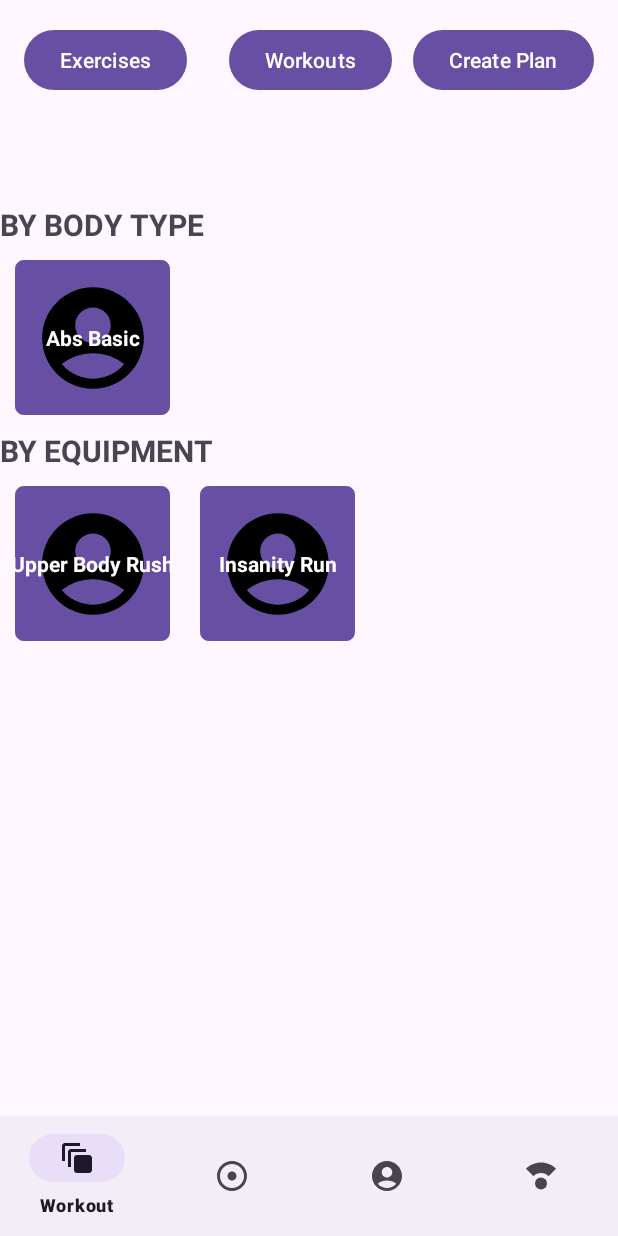
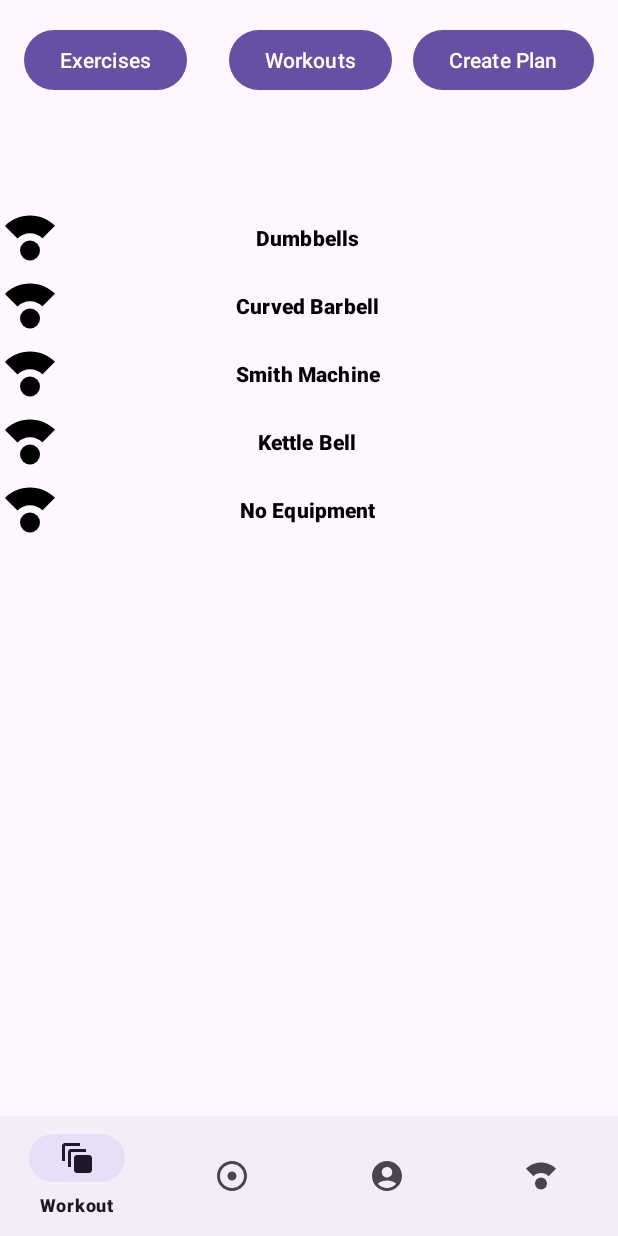
Before and after one commit to MichaelJMorrison/ValiantFitnessHons, an Android app: the screen it shows after launch (MainActivity), after a tap on "Create Plan", on a phone screen of 412 x 824 dp. Run offline under Robolectric (Android 15) with nearby library versions, the phone set to English and light mode, and no system bars; 2 other taps on this screen came first.

Commit message:
Workout Additions
Added onto the  Workout page, recyclers working and adding some functionality where it will swap between plans and exercise types, added through testing of create plan what the next step will be if you choose an exercise type

```diff
--- a/app/src/main/java/honours/application/valiantfitness/WorkoutFragment.java
+++ b/app/src/main/java/honours/application/valiantfitness/WorkoutFragment.java
@@ -19,8 +19,11 @@ import android.view.ViewGroup;
 import android.widget.Button;
 import android.widget.TextView;
 
-import honours.application.valiantfitness.databinding.ActivityMainBinding;
+import org.w3c.dom.Text;
+
+
 import honours.application.valiantfitness.exercisecategory.ExerciseCategory;
+import honours.application.valiantfitness.recyclerviewadapters.ExerciseIndividualRecyclerAdapter;
 import honours.application.valiantfitness.recyclerviewadapters.ExerciseReyclerAdapter;
 
 /**
@@ -35,10 +38,15 @@ public class WorkoutFragment extends Fragment implements View.OnClickListener {
 
     private RecyclerView exerciseRecyler;
     private RecyclerView exerciseRecyler2;
+
+    private TextView txtByEquipment;
+    private TextView txtByBody;
+    private RecyclerView exerciseRecyler3;
     private List<ExerciseCategory> exerciseCategoryList;
     private List<ExerciseCategory> exerciseCategoryList2;
     private ExerciseReyclerAdapter RVAdapter;
     private ExerciseReyclerAdapter RVAdapter2;
+    private ExerciseIndividualRecyclerAdapter RVAdapter3;
 
     private String mode;
     // TODO: Rename and change types of parameters
@@ -134,19 +142,26 @@ public class WorkoutFragment extends Fragment implements View.OnClickListener {
         this.exerciseCategoryList2 = getExerciseBody();
         exerciseRecyler = view.findViewById(R.id.rv_Exercise);
         exerciseRecyler2 = view.findViewById(R.id.rv_Exercise2);
+        exerciseRecyler3 = view.findViewById(R.id.rv_Exercise3);
         RVAdapter = new ExerciseReyclerAdapter(getContext(),exerciseCategoryList2);
         RVAdapter2 = new ExerciseReyclerAdapter(getContext(),exerciseCategoryList);
+        RVAdapter3 = new ExerciseIndividualRecyclerAdapter(getContext(),exerciseCategoryList);
         exerciseRecyler.setAdapter(RVAdapter);
         exerciseRecyler2.setAdapter(RVAdapter2);
+        exerciseRecyler3.setAdapter(RVAdapter3);
+        txtByBody = view.findViewById(R.id.txtBodyType);
+        txtByEquipment = view.findViewById(R.id.txtByEquipment);
 
 
         LinearLayoutManager layoutManager
                 = new LinearLayoutManager(getContext(), LinearLayoutManager.HORIZONTAL, false);
         LinearLayoutManager layoutManager2
                 = new LinearLayoutManager(getContext(), LinearLayoutManager.HORIZONTAL, false);
+        LinearLayoutManager layoutManager3
+                = new LinearLayoutManager(getContext(), LinearLayoutManager.VERTICAL, false);
        exerciseRecyler.setLayoutManager(layoutManager);
        exerciseRecyler2.setLayoutManager(layoutManager2);
-
+        exerciseRecyler3.setLayoutManager(layoutManager3);
         //swapRecyclers(view);
         Button btnWorkout = view.findViewById(R.id.btnWorkout);
         btnWorkout.setOnClickListener(this);
@@ -162,14 +177,16 @@ public class WorkoutFragment extends Fragment implements View.OnClickListener {
 
             case R.id.btnWorkout:
                 this.mode = "Exercise";
-
+                showViewer(view);
                 swapRecyclers(view);
                 break;
             case R.id.btnCreate:
 
+            hideViewer(view);
                 break;
             case R.id.btnPlan:
                 this.mode = "Plan";
+                showViewer(view);
                 swapRecyclers(view);
                 break;
             default:
@@ -181,6 +198,22 @@ public class WorkoutFragment extends Fragment implements View.OnClickListener {
 
     }
 
+    public void hideViewer(View view) {
+    exerciseRecyler.setVisibility(View.GONE);
+    exerciseRecyler2.setVisibility(View.GONE);
+    exerciseRecyler3.setVisibility(View.VISIBLE);
+    txtByBody.setVisibility(View.GONE);
+    txtByEquipment.setVisibility(View.GONE);
+
+    }
+
+    public void showViewer(View view) {
+        exerciseRecyler.setVisibility(View.VISIBLE);
+        exerciseRecyler2.setVisibility(View.VISIBLE);
+        exerciseRecyler3.setVisibility(View.GONE);
+        txtByEquipment.setVisibility(View.VISIBLE);
+        txtByBody.setVisibility(View.VISIBLE);
+    }
     public void swapRecyclers(View view){
         if (this.mode == "Exercise"){
             this.exerciseCategoryList = getExerciseEquipment();
--- /dev/null
+++ b/app/src/main/java/honours/application/valiantfitness/recyclerviewadapters/ExerciseIndividualRecyclerAdapter.java
@@ -0,0 +1,75 @@
+package honours.application.valiantfitness.recyclerviewadapters;
+
+import android.content.Context;
+import android.view.LayoutInflater;
+import android.view.View;
+import android.view.ViewGroup;
+import android.widget.Button;
+import android.widget.TextView;
+
+import androidx.annotation.NonNull;
+import androidx.recyclerview.widget.RecyclerView;
+
+import java.util.List;
+
+import honours.application.valiantfitness.R;
+import honours.application.valiantfitness.exercisecategory.ExerciseCategory;
+
+public class ExerciseIndividualRecyclerAdapter extends RecyclerView.Adapter<ExerciseIndividualRecyclerAdapter.ExerciseViewHolder> {
+    private Context context;
+    private List<ExerciseCategory> exerciseCategories;
+    private static final String TAG = "ExerciseIndividualRecyclerAdapter";
+
+    private String mode;
+    public ExerciseIndividualRecyclerAdapter(Context context, List<ExerciseCategory> exerciseCategories) {
+        super();
+        this.context = context;
+        this.exerciseCategories = exerciseCategories;
+    }
+
+    public void setExerciseCategories(List<ExerciseCategory> newExerciseCategories) {
+        exerciseCategories = newExerciseCategories;
+        notifyDataSetChanged();
+    }
+
+    public void setMode(String mode) {
+        this.mode = mode;
+    }
+
+
+    @NonNull
+    @Override
+    public ExerciseIndividualRecyclerAdapter.ExerciseViewHolder onCreateViewHolder(@NonNull ViewGroup parent, int viewType) {
+
+        View itemView = LayoutInflater.from(context).inflate(R.layout.individualexerciseitem, parent, false);
+
+
+        ExerciseIndividualRecyclerAdapter.ExerciseViewHolder stockViewHolder = new ExerciseIndividualRecyclerAdapter.ExerciseViewHolder(itemView, this);
+        return stockViewHolder;
+
+    }
+
+    @Override
+    public void onBindViewHolder(@NonNull ExerciseIndividualRecyclerAdapter.ExerciseViewHolder holder, int position) {
+        ExerciseCategory exerciseCategory = exerciseCategories.get(position);
+        Button btnExercise = holder.itemView.findViewById(R.id.btnExerciseItem);
+        btnExercise.setText(exerciseCategory.getName());
+    }
+
+    @Override
+    public int getItemCount() {
+        return exerciseCategories.size();
+    }
+
+
+
+    class ExerciseViewHolder extends RecyclerView.ViewHolder {
+
+        private View stockItemView;
+        private ExerciseIndividualRecyclerAdapter adapter;
+
+        public ExerciseViewHolder(@NonNull View itemView, ExerciseIndividualRecyclerAdapter adapter) {
+            super(itemView);
+            this.adapter = adapter;
+        }}
+}
--- /dev/null
+++ b/app/src/main/res/layout/fragment_exercise.xml
@@ -0,0 +1,6 @@
+<?xml version="1.0" encoding="utf-8"?>
+<androidx.constraintlayout.widget.ConstraintLayout xmlns:android="http://schemas.android.com/apk/res/android"
+    android:layout_width="match_parent"
+    android:layout_height="match_parent">
+
+</androidx.constraintlayout.widget.ConstraintLayout>
--- /dev/null
+++ b/app/src/main/res/layout/fragment_plan.xml
@@ -0,0 +1,6 @@
+<?xml version="1.0" encoding="utf-8"?>
+<androidx.constraintlayout.widget.ConstraintLayout xmlns:android="http://schemas.android.com/apk/res/android"
+    android:layout_width="match_parent"
+    android:layout_height="match_parent">
+
+</androidx.constraintlayout.widget.ConstraintLayout>
--- a/app/src/main/res/layout/fragment_workout.xml
+++ b/app/src/main/res/layout/fragment_workout.xml
@@ -61,7 +61,7 @@
             android:orientation="vertical">
 
             <TextView
-                android:id="@+id/textView"
+                android:id="@+id/txtBodyType"
                 android:layout_width="match_parent"
                 android:layout_height="wrap_content"
                 android:text="BY BODY TYPE"
@@ -78,7 +78,7 @@
             </androidx.recyclerview.widget.RecyclerView>
 
             <TextView
-                android:id="@+id/textView2"
+                android:id="@+id/txtByEquipment"
                 android:layout_width="match_parent"
                 android:layout_height="match_parent"
                 android:text="BY EQUIPMENT"
@@ -91,6 +91,13 @@
                 android:layout_width="wrap_content"
                 android:layout_height="wrap_content" />
 
+            <androidx.recyclerview.widget.RecyclerView
+                android:id="@+id/rv_Exercise3"
+                android:layout_width="wrap_content"
+                android:layout_height="wrap_content"
+                android:visibility="gone"
+                />
+
         </LinearLayout>
     </ScrollView>
 
--- /dev/null
+++ b/app/src/main/res/layout/individualexerciseitem.xml
@@ -0,0 +1,34 @@
+<?xml version="1.0" encoding="utf-8"?>
+<androidx.constraintlayout.widget.ConstraintLayout xmlns:android="http://schemas.android.com/apk/res/android"
+    xmlns:app="http://schemas.android.com/apk/res-auto"
+    xmlns:tools="http://schemas.android.com/tools"
+    android:layout_width="match_parent"
+    android:layout_height="wrap_content">
+
+    <Button
+        android:id="@+id/btnExerciseItem"
+        android:layout_width="410dp"
+        android:layout_height="45dp"
+        android:background="#00FF0000"
+        android:text="Button"
+        android:textColor="#000000"
+        android:textStyle="bold"
+        app:layout_constraintBottom_toBottomOf="parent"
+        app:layout_constraintEnd_toEndOf="parent"
+        app:layout_constraintHorizontal_bias="0.0"
+        app:layout_constraintStart_toStartOf="parent"
+        app:layout_constraintTop_toTopOf="parent"
+        app:layout_constraintVertical_bias="0.0" />
+
+    <ImageView
+        android:id="@+id/imgExerciseIcon"
+        android:layout_width="40dp"
+        android:layout_height="0dp"
+        android:src="@drawable/baseline_compass_calibration_24"
+        app:layout_constraintBottom_toBottomOf="@id/btnExerciseItem"
+        app:layout_constraintEnd_toEndOf="parent"
+        app:layout_constraintHorizontal_bias="0.0"
+        app:layout_constraintStart_toStartOf="parent"
+        app:layout_constraintTop_toTopOf="parent"
+        app:layout_constraintVertical_bias="0.0" />
+</androidx.constraintlayout.widget.ConstraintLayout>
```
